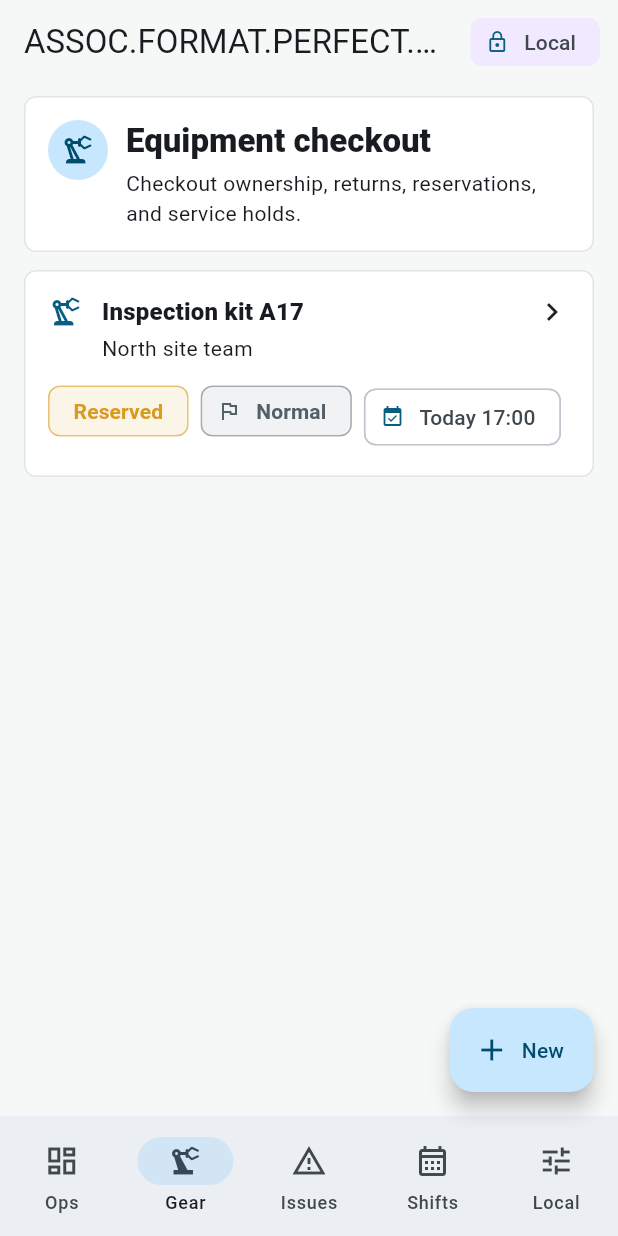
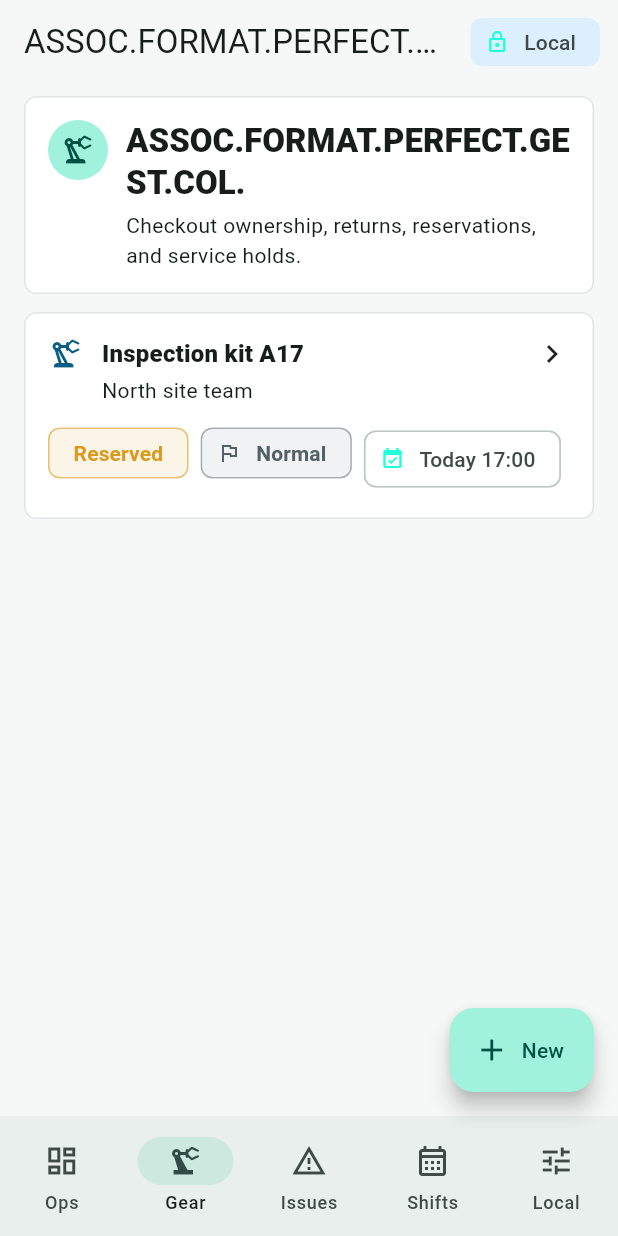
Before and after one commit to EOOrga/68d9d11f1299230338f42ea4, a Flutter app: the screen it shows after launch, item 2 of the bottom bar chosen, on a phone screen of 412 x 824 dp. Run offline on Flutter 3.47's test engine with Material 3 defaults, Android fonts, the phone set to English and light mode, and no system bars; our stand-ins replace shared_preferences.

Commit message:
Create Flutter variant sd.assocformatperfeleo

```diff
--- a/lib/main.dart
+++ b/lib/main.dart
@@ -17,9 +17,9 @@
 
   @override
   Widget build(BuildContext context) {
-    const primary = Color(0xFF075D82);
-    const secondary = Color(0xFFD99A1E);
-    const tertiary = Color(0xFF2F7D57);
+    const primary = Color(0xFF1FFFDA);
+    const secondary = Color(0xFF1FFF6A);
+    const tertiary = Color(0xFF1FB4FF);
     const background = Color(0xFFF6F8F7);
 
     return MaterialApp(
@@ -258,7 +258,7 @@
             onCreateType: _openForm,
           ),
           1 => RecordListPage(
-            title: 'Equipment checkout',
+            title: 'ASSOC.FORMAT.PERFECT.GEST.COL.',
             type: 'equipment',
             emptyText: 'No equipment records saved.',
             controller: controller,
--- a/pubspec.yaml
+++ b/pubspec.yaml
@@ -1,4 +1,4 @@
-name: assoc_format_perfect_gest_col
+name: assocformatperfeleo
 description: "Local operations planning for equipment, incidents, shifts, and resources."
 publish_to: 'none'
 version: 1.0.0+1
@@ -26,4 +26,6 @@
 flutter_launcher_icons:
   android: true
   image_path: "docs/icon.png"
+  adaptive_icon_foreground: docs/icon.png
+  adaptive_icon_background: "#1FB4FF"
   min_sdk_android: 23
```
Also changed, not shown: docs/icon.png, 11 other files.
